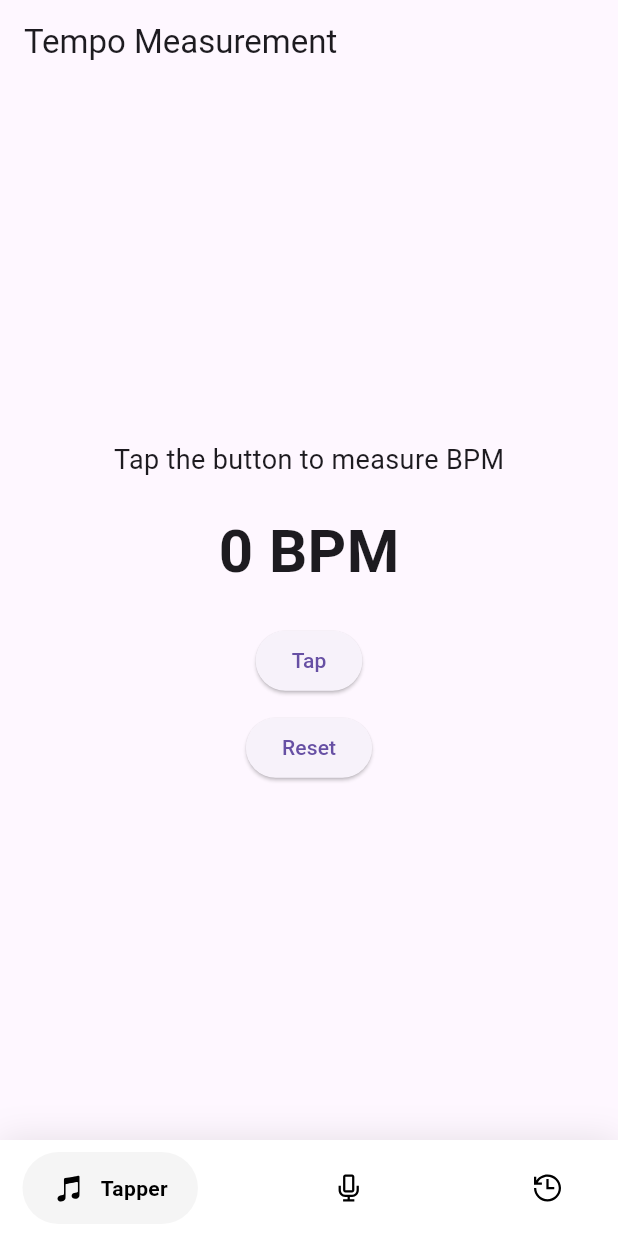
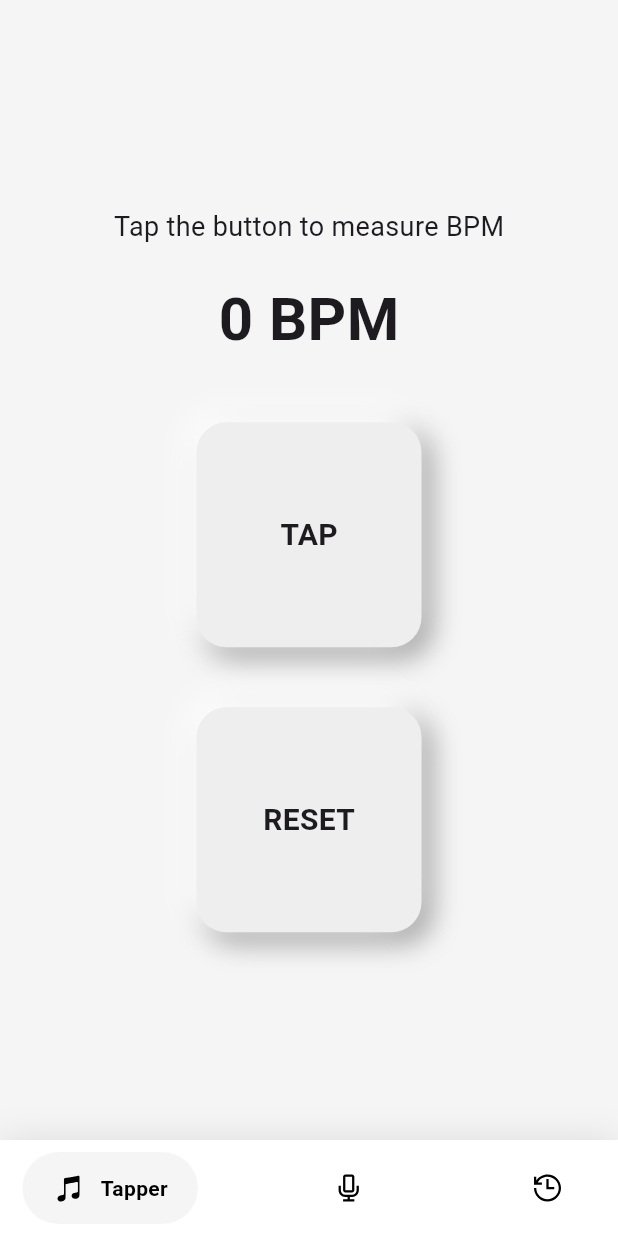
Before and after one commit to merekesabitov/bpmApp, a Flutter app: the screen it shows after launch, on a phone screen of 412 x 824 dp. Run offline on Flutter 3.47's test engine with Material 3 defaults, Android fonts, the phone set to English and light mode, and no system bars; drawn by our look-alikes of google_nav_bar; our stand-ins replace line_icons, permission_handler; missing offline and left inert: noise_meter.

Commit message:
Updated UI of Tapper Page

```diff
--- a/Bpm_App/lib/bottom_nav_bar/bottom_nav_bar.dart
+++ b/Bpm_App/lib/bottom_nav_bar/bottom_nav_bar.dart
@@ -1,6 +1,6 @@
-import 'package:bpm_app/analyzer.dart';
-import 'package:bpm_app/history.dart';
-import 'package:bpm_app/tapper.dart';
+import 'package:bpm_app/pages/analyzer.dart';
+import 'package:bpm_app/pages/history.dart';
+import 'package:bpm_app/pages/tapper.dart';
 import 'package:flutter/material.dart';
 import 'package:google_nav_bar/google_nav_bar.dart';
 import 'package:line_icons/line_icons.dart';
--- a/Bpm_App/lib/analyzer.dart
+++ b/Bpm_App/lib/pages/analyzer.dart
@@ -45,11 +45,11 @@ class _AnalyzerState extends State<Analyzer> {
         beatsCount++;
 
         // Update dynamic threshold with a weak filter
-        dynamicThreshold = 0.8 * dynamicThreshold + 0.2 * data.maxDecibel;
+        dynamicThreshold = 0.7 * dynamicThreshold + 0.3 * data.maxDecibel;
 
         print('Beat detected. Total Beats: ${beatTimes.length}');
 
-        if (beatsCount % 3 == 0) {
+        if (beatsCount % 2 == 0) {
           calculateAndDisplayBPM();
         }
       }
@@ -161,7 +161,7 @@ class _AnalyzerState extends State<Analyzer> {
 }
 
 const double MIN_TIME_BETWEEN_BEATS = 0.2;
-const double MAX_TIME_BETWEEN_BEATS = 1.5;
+const double MAX_TIME_BETWEEN_BEATS = 2.5;
 const int ANALYSIS_INTERVAL = 20;
-const int MIN_BEATS_FOR_BPM_CALCULATION = 4;
-const double DBC_THRESHOLD = 60.0; // Добавлен порог входа децибела
+const int MIN_BEATS_FOR_BPM_CALCULATION = 8;
+const double DBC_THRESHOLD = 40.0; // Добавлен порог входа децибела
--- a/Bpm_App/lib/history.dart
+++ b/Bpm_App/lib/pages/history.dart
@@ -11,7 +11,7 @@ class _HistoryState extends State<History> {
   @override
   Widget build(BuildContext context) {
     return const Scaffold(
-      backgroundColor: Colors.red,
+      backgroundColor: Colors.white,
     );
   }
 }
--- /dev/null
+++ b/Bpm_App/lib/pages/tapper.dart
@@ -0,0 +1,133 @@
+import 'package:flutter/material.dart';
+
+class Tapper extends StatefulWidget {
+  const Tapper({super.key});
+
+  @override
+  TapperState createState() => TapperState();
+}
+
+class TapperState extends State<Tapper> {
+
+  int tapCount = 0;
+  double bpm = 0;
+  DateTime? lastTapTime;
+
+  void _onTap() {
+    DateTime now = DateTime.now();
+
+    if (lastTapTime != null) {
+      double timeElapsed = now.difference(lastTapTime ?? now).inMilliseconds / 1000;
+      double newBPM = 60 / timeElapsed;
+
+      // Weighted average to smooth out BPM changes
+      bpm = (bpm * tapCount + newBPM) / (tapCount + 1);
+    }
+
+    setState(() {
+      tapCount++;
+    });
+
+    lastTapTime = now;
+  }
+
+  void _reset() {
+    setState(() {
+      tapCount = 0;
+      bpm = 0;
+      lastTapTime = null;
+    });
+  }
+
+  @override
+  Widget build(BuildContext context) {
+
+    return Scaffold(
+      backgroundColor: Colors.grey.shade100,
+      body: SafeArea(
+        child: Center(
+          child: Column(
+            mainAxisAlignment: MainAxisAlignment.center,
+            children: <Widget>[
+              const Text(
+                'Tap the button to measure BPM',
+                style: TextStyle(fontSize: 18),
+              ),
+              const SizedBox(height: 20),
+              Text(
+                '${bpm.round()} BPM',
+                style: const TextStyle(fontSize: 40, fontWeight: FontWeight.bold),
+              ),
+              const SizedBox(height: 40),
+              GestureDetector(
+                onTap: () => _onTap(),
+                child: Container(
+                  height: 150,
+                  width: 150,
+                  decoration: BoxDecoration(
+                    color: Colors.grey[200],
+                    borderRadius: BorderRadius.circular(20),
+                    boxShadow: [
+                      BoxShadow(
+                        color: Colors.grey.shade500,
+                        offset: const Offset(6, 6),
+                        blurRadius: 15,
+                        spreadRadius: 1,
+                      ),
+
+                      const BoxShadow(
+                        color: Colors.white,
+                        offset: Offset(-6, -6),
+                        blurRadius: 15,
+                        spreadRadius: 1,
+                      ),
+                    ],
+                  ),
+                  child: const Center(
+                    child: Text(
+                      'TAP',
+                      style: TextStyle(fontSize: 20, fontWeight: FontWeight.bold),
+                      ),
+                  ),
+                ),
+              ),
+              const SizedBox(height: 40),
+              GestureDetector(
+                onTap: () => _reset(),
+                child: Container(
+                  height: 150,
+                  width: 150,
+                  decoration: BoxDecoration(
+                    color: Colors.grey[200],
+                    borderRadius: BorderRadius.circular(20),
+                    boxShadow: [
+                      BoxShadow(
+                        color: Colors.grey.shade500,
+                        offset: const Offset(6, 6),
+                        blurRadius: 15,
+                        spreadRadius: 1,
+                      ),
+
+                      const BoxShadow(
+                        color: Colors.white,
+                        offset: Offset(-6, -6),
+                        blurRadius: 15,
+                        spreadRadius: 1,
+                      ),
+                    ],
+                  ),
+                  child: const Center(
+                    child: Text(
+                      'RESET',
+                      style: TextStyle(fontSize: 20, fontWeight: FontWeight.bold),
+                      ),
+                  ),
+                ),
+              ),
+            ],
+          ),
+        ),
+      ),
+    );
+  }
+}
--- a/Bpm_App/lib/tapper.dart
+++ /dev/null
@@ -1,75 +0,0 @@
-import 'package:flutter/material.dart';
-
-class Tapper extends StatefulWidget {
-  const Tapper({super.key});
-
-  @override
-  TapperState createState() => TapperState();
-}
-
-class TapperState extends State<Tapper> {
-  int tapCount = 0;
-  double bpm = 0;
-  DateTime? lastTapTime;
-
-  void _onTap() {
-    DateTime now = DateTime.now();
-
-    if (lastTapTime != null) {
-      double timeElapsed = now.difference(lastTapTime ?? now).inMilliseconds / 1000;
-      double newBPM = 60 / timeElapsed;
-
-      // Weighted average to smooth out BPM changes
-      bpm = (bpm * tapCount + newBPM) / (tapCount + 1);
-    }
-
-    setState(() {
-      tapCount++;
-    });
-
-    lastTapTime = now;
-  }
-
-  void _reset() {
-    setState(() {
-      tapCount = 0;
-      bpm = 0;
-      lastTapTime = null;
-    });
-  }
-
-  @override
-  Widget build(BuildContext context) {
-    return Scaffold(
-      appBar: AppBar(
-        title: const Text('Tempo Measurement'),
-      ),
-      body: Center(
-        child: Column(
-          mainAxisAlignment: MainAxisAlignment.center,
-          children: <Widget>[
-            const Text(
-              'Tap the button to measure BPM',
-              style: TextStyle(fontSize: 18),
-            ),
-            const SizedBox(height: 20),
-            Text(
-              '${bpm.round()} BPM',
-              style: const TextStyle(fontSize: 40, fontWeight: FontWeight.bold),
-            ),
-            const SizedBox(height: 20),
-            ElevatedButton(
-              onPressed: _onTap,
-              child: const Text('Tap'),
-            ),
-            const SizedBox(height: 10),
-            ElevatedButton(
-              onPressed: _reset,
-              child: const Text('Reset'),
-            ),
-          ],
-        ),
-      ),
-    );
-  }
-}
```
